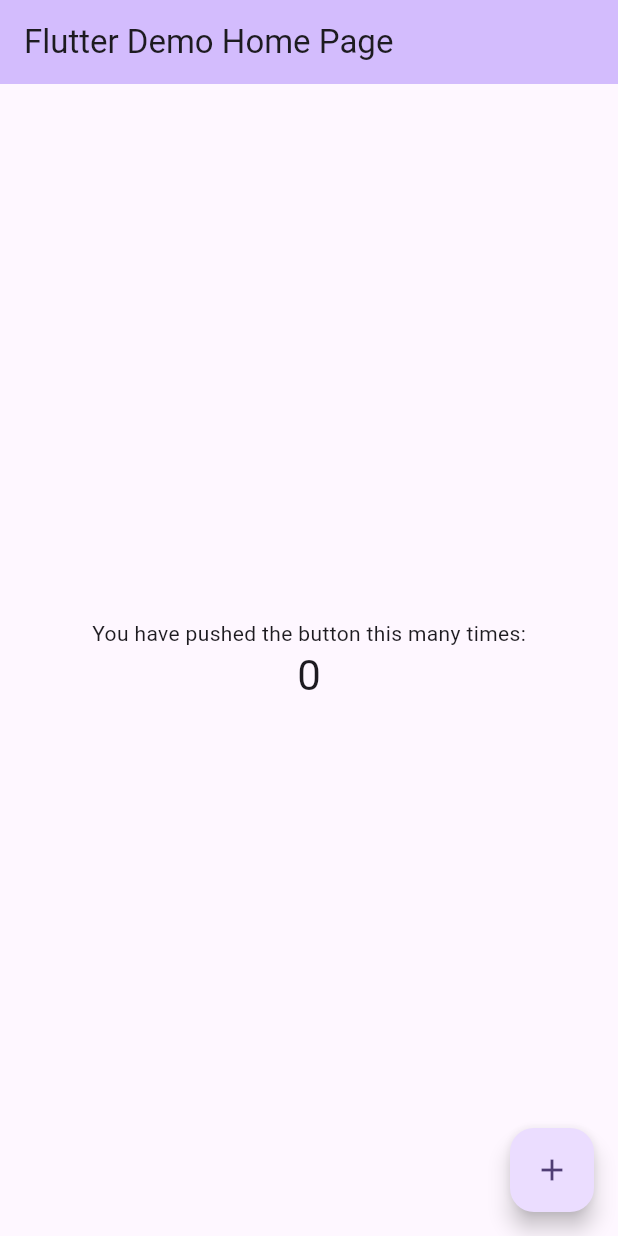
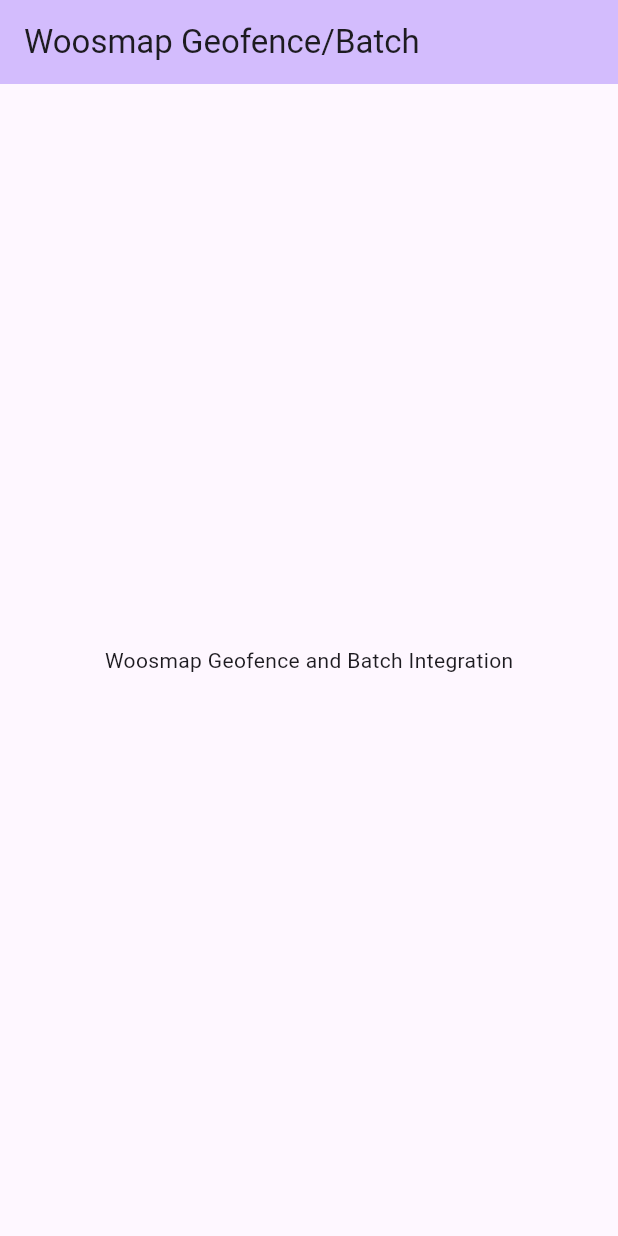
Before and after one commit to sameerdhulap/flutterbatch, a Flutter app: the screen it shows after launch, on a phone screen of 412 x 824 dp. Run offline on Flutter 3.47's test engine with Material 3 defaults, Android fonts, the phone set to English and light mode, and no system bars; missing offline and left inert: geofencing_flutter_plugin.

Commit message:
UI Update

```diff
--- a/lib/main.dart
+++ b/lib/main.dart
@@ -12,7 +12,7 @@ class MyApp extends StatelessWidget {
   @override
   Widget build(BuildContext context) {
     return MaterialApp(
-      title: 'Flutter Demo',
+      title: 'Woosmap Geofence/Batch',
       theme: ThemeData(
         // This is the theme of your application.
         //
@@ -32,7 +32,7 @@ class MyApp extends StatelessWidget {
         colorScheme: ColorScheme.fromSeed(seedColor: Colors.deepPurple),
         useMaterial3: true,
       ),
-      home: const MyHomePage(title: 'Flutter Demo Home Page'),
+      home: const MyHomePage(title: 'Woosmap Geofence/Batch'),
     );
   }
 }
@@ -56,19 +56,7 @@ class MyHomePage extends StatefulWidget {
 }
 
 class _MyHomePageState extends State<MyHomePage> {
-  int _counter = 0;
   final WoosmapGeofence sdkHelper = WoosmapGeofence();
-
-  void _incrementCounter() {
-    setState(() {
-      // This call to setState tells the Flutter framework that something has
-      // changed in this State, which causes it to rerun the build method below
-      // so that the display can reflect the updated values. If we changed
-      // _counter without calling setState(), then the build method would not be
-      // called again, and so nothing would appear to happen.
-      _counter++;
-    });
-  }
 
   @override
   Widget build(BuildContext context) {
@@ -89,7 +77,7 @@ class _MyHomePageState extends State<MyHomePage> {
         // the App.build method, and use it to set our appbar title.
         title: Text(widget.title),
       ),
-      body: Center(
+      body: const Center(
         // Center is a layout widget. It takes a single child and positions it
         // in the middle of the parent.
         child: Column(
@@ -108,21 +96,12 @@ class _MyHomePageState extends State<MyHomePage> {
           // wireframe for each widget.
           mainAxisAlignment: MainAxisAlignment.center,
           children: <Widget>[
-            const Text(
-              'You have pushed the button this many times:',
-            ),
             Text(
-              '$_counter',
-              style: Theme.of(context).textTheme.headlineMedium,
+              'Woosmap Geofence and Batch Integration',
             ),
           ],
         ),
       ),
-      floatingActionButton: FloatingActionButton(
-        onPressed: _incrementCounter,
-        tooltip: 'Increment',
-        child: const Icon(Icons.add),
-      ), // This trailing comma makes auto-formatting nicer for build methods.
     );
   }
 }
```
